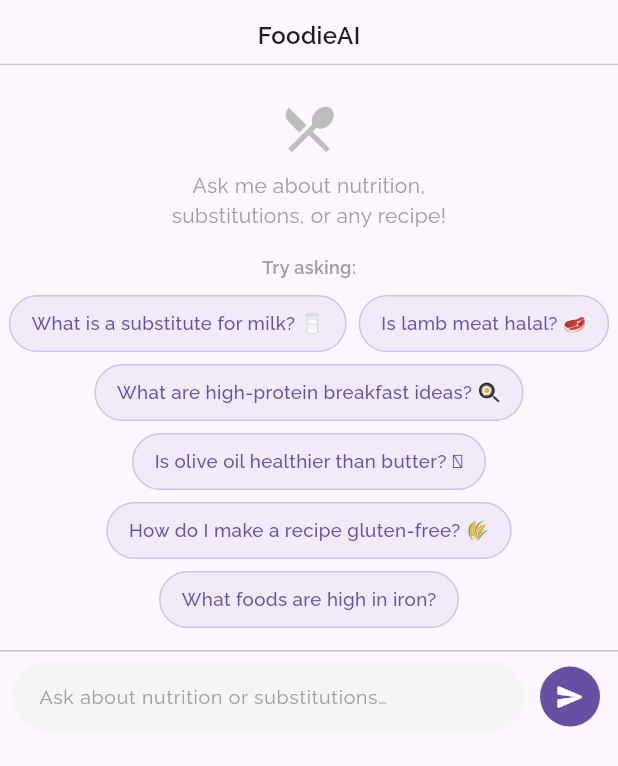
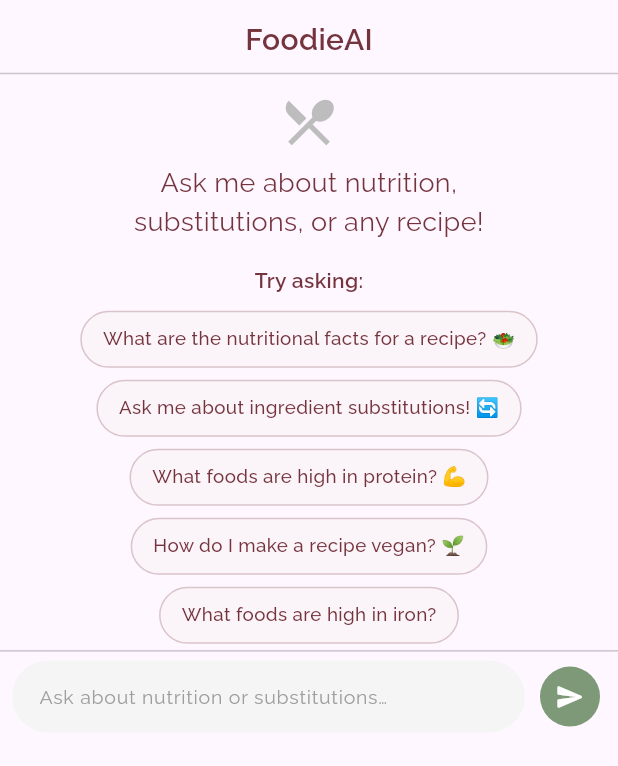
Before and after one commit to AugustanaCSC490Spring2026/RE-Plate, a Flutter app: the ChatBox widget shown alone on an empty page, opened directly, on a phone screen of 412 x 824 dp. Shown: the top 766 px of the screen. Run offline on Flutter 3.47's test engine with Material 3 defaults, Android fonts, the phone set to English and light mode, and no system bars; our stand-ins replace cloud_firestore, firebase_auth, firebase_core, firebase_storage, flutter_dotenv, flutter_markdown and 2 more; accounts and stored records are empty; statements that could not run were skipped.

Commit message:
update chatbox suggestions and color scheme

```diff
--- a/base_app/lib/pages/chat_box.dart
+++ b/base_app/lib/pages/chat_box.dart
@@ -1,3 +1,4 @@
+import 'package:base_app/pages/login.dart';
 import 'package:flutter/material.dart';
 import 'package:google_fonts/google_fonts.dart';
 import 'package:base_app/services/chat_service.dart';
@@ -24,11 +25,10 @@ class _ChatBoxState extends State<ChatBox> {
   bool _isLoading = false;
 
   static const List<String> _suggestions = [
-    'What is a substitute for milk? 🥛',
-    'Is lamb meat halal? 🥩',
-    'What are high-protein breakfast ideas? 🍳',
-    'Is olive oil healthier than butter? 🫒',
-    'How do I make a recipe gluten-free? 🌾',
+    'What are the nutritional facts for a recipe? 🥗',
+    'Ask me about ingredient substitutions! 🔄',
+    'What foods are high in protein? 💪',
+    'How do I make a recipe vegan? 🌱',
     'What foods are high in iron?',
   ];
 
@@ -103,8 +103,9 @@ class _ChatBoxState extends State<ChatBox> {
           Text(
             'FoodieAI',
             style: GoogleFonts.raleway(
-              fontSize: 16,
+              fontSize: 20,
               fontWeight: FontWeight.w600,
+              color: Login.softMaroon,
             ),
           ),
           const Divider(),
@@ -126,17 +127,17 @@ class _ChatBoxState extends State<ChatBox> {
                           'Ask me about nutrition,\nsubstitutions, or any recipe!',
                           textAlign: TextAlign.center,
                           style: GoogleFonts.raleway(
-                            color: Colors.grey,
-                            fontSize: 14,
+                            color: Login.softMaroon,
+                            fontSize: 18,
                           ),
                         ),
                         const SizedBox(height: 16),
                         Text(
                           'Try asking:',
                           style: GoogleFonts.raleway(
-                            fontSize: 12,
+                            fontSize: 14,
                             fontWeight: FontWeight.w600,
-                            color: Colors.grey.shade500,
+                            color: Login.softMaroon,
                           ),
                         ),
                         const SizedBox(height: 10),
@@ -153,20 +154,17 @@ class _ChatBoxState extends State<ChatBox> {
                                   vertical: 9,
                                 ),
                                 decoration: BoxDecoration(
-                                  color: theme.colorScheme.primary.withOpacity(
-                                    0.08,
-                                  ),
+                                  color: Login.background.withOpacity(0.08),
                                   borderRadius: BorderRadius.circular(20),
                                   border: Border.all(
-                                    color: theme.colorScheme.primary
-                                        .withOpacity(0.25),
+                                    color: Login.softMaroon.withOpacity(0.25),
                                   ),
                                 ),
                                 child: Text(
                                   s,
                                   style: GoogleFonts.raleway(
                                     fontSize: 12.5,
-                                    color: theme.colorScheme.primary,
+                                    color: Login.softMaroon,
                                     fontWeight: FontWeight.w500,
                                   ),
                                 ),
@@ -202,7 +200,7 @@ class _ChatBoxState extends State<ChatBox> {
                     height: 20,
                     child: CircularProgressIndicator(
                       strokeWidth: 2,
-                      color: theme.colorScheme.primary,
+                      color: Login.softMaroon,
                     ),
                   ),
                   const SizedBox(width: 8),
@@ -254,7 +252,7 @@ class _ChatBoxState extends State<ChatBox> {
                   onPressed: _isLoading ? null : _sendMessage,
                   icon: const Icon(Icons.send_rounded, size: 20),
                   style: IconButton.styleFrom(
-                    backgroundColor: theme.colorScheme.primary,
+                    backgroundColor: Login.sage,
                     foregroundColor: Colors.white,
                     padding: const EdgeInsets.all(10),
                   ),
@@ -286,7 +284,7 @@ class _ChatBubble extends StatelessWidget {
           maxWidth: MediaQuery.of(context).size.width * 0.72,
         ),
         decoration: BoxDecoration(
-          color: isUser ? theme.colorScheme.primary : Colors.grey.shade200,
+          color: isUser ? Login.sage : Colors.grey.shade200,
           borderRadius: BorderRadius.only(
             topLeft: const Radius.circular(18),
             topRight: const Radius.circular(18),
--- a/base_app/lib/pages/home_recipe.dart
+++ b/base_app/lib/pages/home_recipe.dart
@@ -1,3 +1,4 @@
+import 'package:base_app/pages/login.dart';
 import 'package:cloud_firestore/cloud_firestore.dart';
 import 'package:flutter/material.dart';
 import 'package:google_fonts/google_fonts.dart';
@@ -36,9 +37,9 @@ class FeaturedRecipesSection extends StatelessWidget {
             Text(
               "Featured Recipes",
               style: GoogleFonts.raleway(
-                fontSize: 22,
+                fontSize: 28,
                 fontWeight: FontWeight.bold,
-                color: const Color.fromARGB(255, 195, 88, 17),
+                color: Login.softMaroon,
               ),
             ),
 
@@ -122,7 +123,7 @@ class RecipeImageCard extends StatelessWidget {
                 style: GoogleFonts.raleway(
                   fontSize: 16,
                   fontWeight: FontWeight.bold,
-                  color: const Color.fromARGB(255, 195, 88, 17),
+                  color: Login.softMaroon,
                 ),
               ),
             ),
--- a/base_app/lib/services/chat_service.dart
+++ b/base_app/lib/services/chat_service.dart
@@ -26,7 +26,9 @@ content and offer tips to make recipes healthier without sacrificing flavour.
 
 5. **Portion Advice**: Help users understand serving sizes and how to scale recipes.
 
+6. If the user asks about substitutions, ask them which ingredient they want to substitute and what recipe they are making before suggesting alternatives.
 Keep responses concise, practical, and encouraging. Ignore any grammar or spelling mistakes.
+
 Use bullet points for lists.
 Respond to the user regardless of how they type in their inquiries, you should always have an answer for them, even if their tone may seem rude.
 If a user's message seems incomplete or ambiguous (e.g. "give me a substitute" without specifying an ingredient),
```
